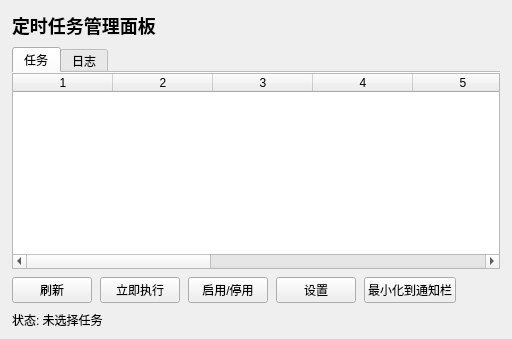
Before: the Qt Designer form 999.0/src/l_scheduler/scheduler_ui.ui in Lugwit123/l_scheduler, drawn with Qt 5.
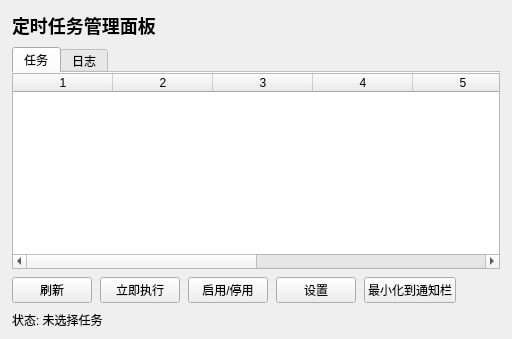
After: the same form once the commit is applied.

What changed in the file:
```diff
--- a/999.0/src/l_scheduler/scheduler_ui.ui
+++ b/999.0/src/l_scheduler/scheduler_ui.ui
@@ -65,7 +65,7 @@
           <enum>QAbstractItemView::SingleSelection</enum>
          </property>
          <property name="columnCount">
-          <number>10</number>
+          <number>8</number>
          </property>
          <property name="rowCount">
           <number>0</number>
```
